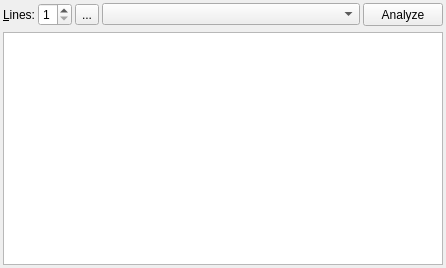
Old version of the form src/gui/analysiswidget.ui in the repository madnight/chessx.
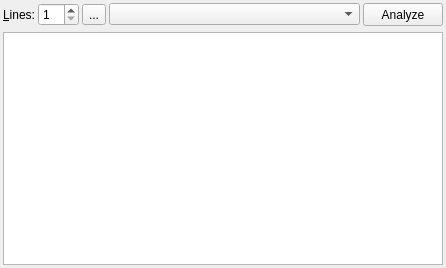
New version of the form. Icons and pictures are not drawn.

Commit message: Bugfix: Do not limit num pv in analysis

```diff
--- a/src/gui/analysiswidget.ui
+++ b/src/gui/analysiswidget.ui
@@ -53,7 +53,7 @@
         <number>1</number>
        </property>
        <property name="maximum">
-        <number>7</number>
+        <number>99</number>
        </property>
       </widget>
      </item>
```
